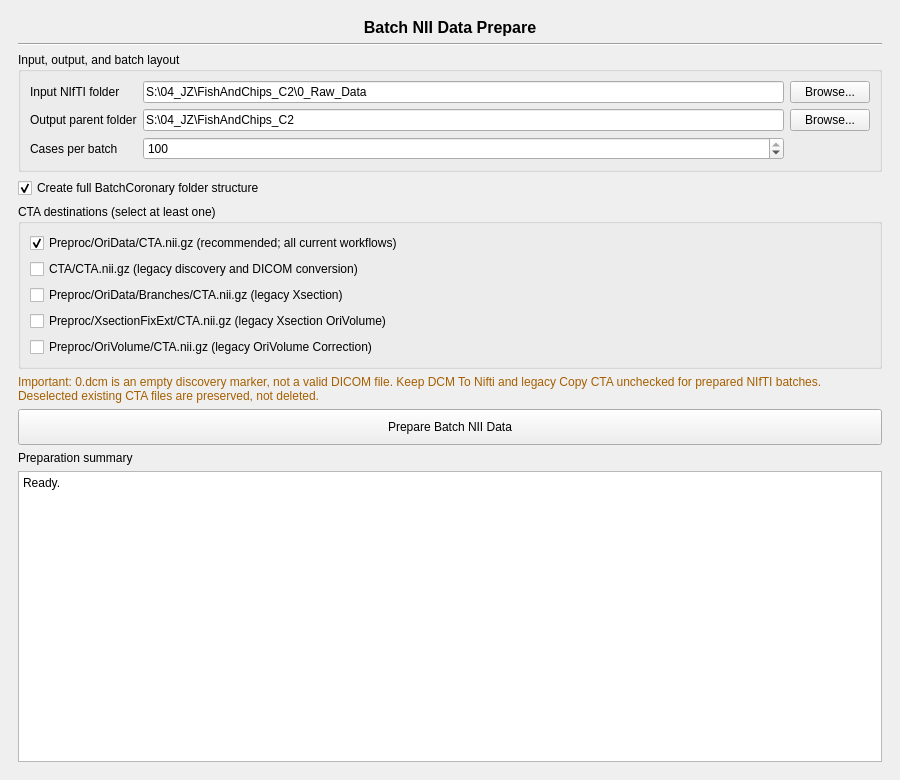
Before: the Qt Designer form GUI_V0/ui/BatchNIIDataPrepare.ui in JZCambridge/Hemodynamics_Platform, drawn with Qt 5.
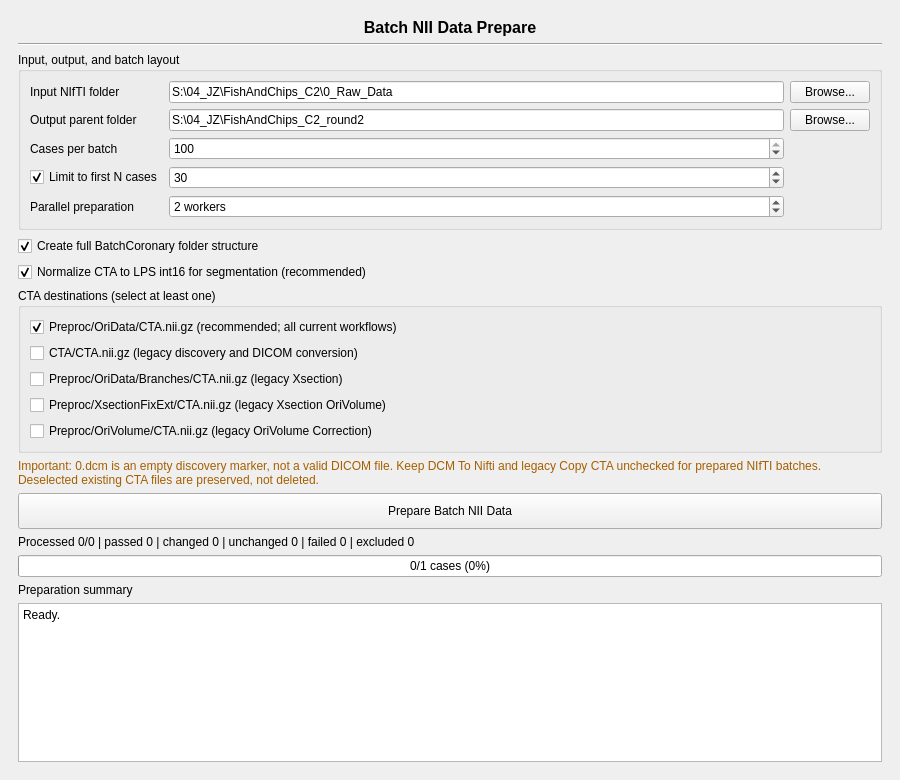
After: the same form once the commit is applied.

What changed in the file:
```diff
--- a/GUI_V0/ui/BatchNIIDataPrepare.ui
+++ b/GUI_V0/ui/BatchNIIDataPrepare.ui
@@ -91,7 +91,7 @@
        <item row="1" column="1">
         <widget class="QLineEdit" name="OutputFolderPath_Txt_BNDP">
          <property name="text">
-          <string>S:\04_JZ\FishAndChips_C2</string>
+          <string>S:\04_JZ\FishAndChips_C2_round2</string>
          </property>
          <property name="placeholderText">
           <string>0_Initial_Segmentation will be created here</string>
@@ -128,6 +128,61 @@
          </property>
         </widget>
        </item>
+       <item row="3" column="0">
+        <widget class="QCheckBox" name="LimitCases_CB_BNDP">
+         <property name="toolTip">
+          <string>Checked: prepare only the first N deterministically sorted cases. Unchecked: prepare all cases.</string>
+         </property>
+         <property name="text">
+          <string>Limit to first N cases</string>
+         </property>
+         <property name="checked">
+          <bool>true</bool>
+         </property>
+        </widget>
+       </item>
+       <item row="3" column="1">
+        <widget class="QSpinBox" name="CaseLimit_SB_BNDP">
+         <property name="toolTip">
+          <string>Number of cases to prepare after deterministic filename sorting. Uncheck Limit to first N cases to prepare all cases.</string>
+         </property>
+         <property name="minimum">
+          <number>1</number>
+         </property>
+         <property name="maximum">
+          <number>2147483647</number>
+         </property>
+         <property name="value">
+          <number>30</number>
+         </property>
+        </widget>
+       </item>
+       <item row="4" column="0">
+        <widget class="QLabel" name="ParallelWorkers_Label_BNDP">
+         <property name="text">
+          <string>Parallel preparation</string>
+         </property>
+        </widget>
+       </item>
+       <item row="4" column="1">
+        <widget class="QSpinBox" name="ParallelWorkers_SB_BNDP">
+         <property name="toolTip">
+          <string>Worker threads run independent NIfTI cases concurrently. Two workers are recommended for the single mechanical S: drive; 4-8 workers may be slower because copying and checksums compete for the same disk.</string>
+         </property>
+         <property name="suffix">
+          <string> workers</string>
+         </property>
+         <property name="minimum">
+          <number>1</number>
+         </property>
+         <property name="maximum">
+          <number>8</number>
+         </property>
+         <property name="value">
+          <number>2</number>
+         </property>
+        </widget>
+       </item>
       </layout>
      </widget>
     </item>
@@ -141,6 +196,19 @@
       </property>
      </widget>
     </item>
+    <item>
+     <widget class="QCheckBox" name="NormalizeForSegmentation_CB_BNDP">
+      <property name="toolTip">
+       <string>Losslessly permutes/flips axes to LPS and bakes integral HU values into signed int16. No spatial interpolation or resampling is performed.</string>
+      </property>
+      <property name="text">
+       <string>Normalize CTA to LPS int16 for segmentation (recommended)</string>
+      </property>
+      <property name="checked">
+       <bool>true</bool>
+      </property>
+     </widget>
+    </item>
     <item>
      <widget class="QGroupBox" name="CTADestinations_Group_BNDP">
       <property name="title">
@@ -229,6 +297,32 @@
       </property>
      </widget>
     </item>
+    <item>
+     <widget class="QLabel" name="Progress_Label_BNDP">
+      <property name="text">
+       <string>Processed 0/0 | passed 0 | changed 0 | unchanged 0 | failed 0 | excluded 0</string>
+      </property>
+      <property name="wordWrap">
+       <bool>true</bool>
+      </property>
+     </widget>
+    </item>
+    <item>
+     <widget class="QProgressBar" name="ProgressBar_BNDP">
+      <property name="minimum">
+       <number>0</number>
+      </property>
+      <property name="maximum">
+       <number>1</number>
+      </property>
+      <property name="value">
+       <number>0</number>
+      </property>
+      <property name="format">
+       <string>%v/%m cases (%p%)</string>
+      </property>
+     </widget>
+    </item>
     <item>
      <widget class="QLabel" name="Summary_Label_BNDP">
       <property name="text">
```
